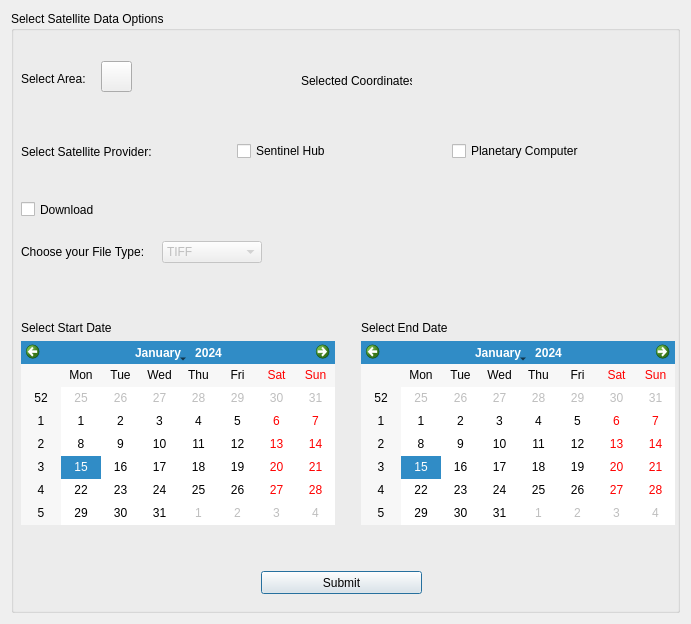
First picture: the form in sathub_ai_dialog_base.ui, repository theokretz/SatHubAI, before the edit.
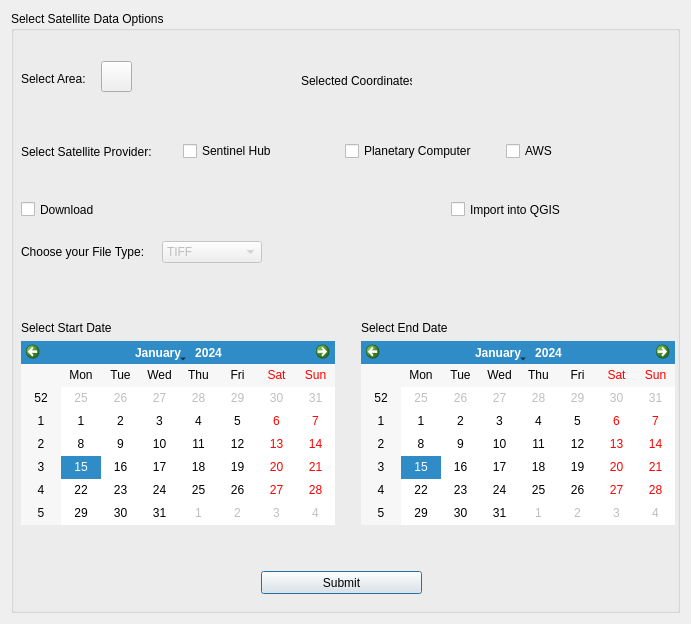
Second picture: the form after the edit. Icons and pictures are not drawn. Custom widgets are drawn as their Qt base class.

Commit message: v3 integrated general stac, added aws as provider, added import to qgis checkbox

Patch:
```diff
--- a/sathub_ai_dialog_base.ui
+++ b/sathub_ai_dialog_base.ui
@@ -220,6 +220,13 @@
          </property>
         </widget>
        </item>
+       <item>
+        <widget class="QCheckBox" name="cbAWS">
+         <property name="text">
+          <string>AWS</string>
+         </property>
+        </widget>
+       </item>
       </layout>
      </widget>
      <widget class="QWidget" name="verticalLayoutWidget">
@@ -285,6 +292,19 @@
        <enum>QgsFileWidget::GetDirectory</enum>
       </property>
      </widget>
+     <widget class="QCheckBox" name="cb_import">
+      <property name="geometry">
+       <rect>
+        <x>440</x>
+        <y>190</y>
+        <width>111</width>
+        <height>17</height>
+       </rect>
+      </property>
+      <property name="text">
+       <string>Import into QGIS</string>
+      </property>
+     </widget>
     </widget>
    </item>
   </layout>
```
The commit also changes 5 other files.
